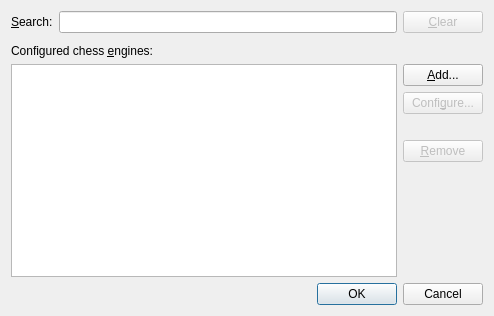
Qt form projects/gui/ui/enginemanagementdlg.ui (cutechess/cutechess) before a commit.
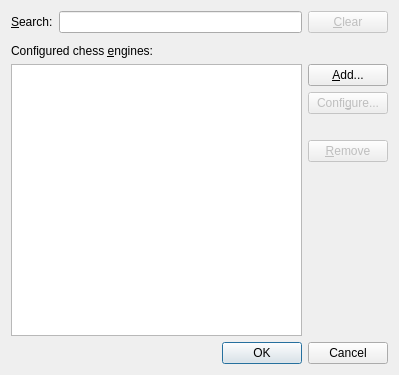
The same form after that commit.

Commit message:
Simplify UI layouts' internals
Get rid of extra junk without changing the actual layout.

Diff of the .ui file:
```diff
--- a/projects/gui/ui/enginemanagementdlg.ui
+++ b/projects/gui/ui/enginemanagementdlg.ui
@@ -6,21 +6,17 @@
    <rect>
     <x>0</x>
     <y>0</y>
-    <width>494</width>
-    <height>316</height>
+    <width>399</width>
+    <height>375</height>
    </rect>
   </property>
   <property name="windowTitle">
    <string>Manage Chess Engines</string>
   </property>
-  <layout class="QGridLayout" name="gridLayout_2">
-   <item row="0" column="0">
-    <layout class="QVBoxLayout" name="verticalLayout_3">
+  <layout class="QVBoxLayout" name="verticalLayout_2">
      <item>
       <layout class="QHBoxLayout" name="horizontalLayout_2">
        <item>
-        <layout class="QGridLayout" name="gridLayout">
-         <item row="1" column="0">
           <widget class="QLabel" name="label">
            <property name="text">
             <string>&amp;Search:</string>
@@ -30,10 +26,10 @@
            </property>
           </widget>
          </item>
-         <item row="1" column="1">
+     <item>
           <widget class="QLineEdit" name="m_searchEngineEdit"/>
          </item>
-         <item row="1" column="2">
+     <item>
           <widget class="QPushButton" name="m_clearBtn">
            <property name="enabled">
             <bool>false</bool>
@@ -45,8 +41,6 @@
          </item>
         </layout>
        </item>
-      </layout>
-     </item>
      <item>
       <spacer name="verticalSpacer_3">
        <property name="orientation">
@@ -148,8 +142,6 @@
       </widget>
      </item>
     </layout>
-   </item>
-  </layout>
  </widget>
  <tabstops>
   <tabstop>m_searchEngineEdit</tabstop>
```
Left out of the diff: 3 changed lines with no effect on the pictures. Lines whose indentation alone changed are shown as unchanged. The commit also changes 5 other files.
